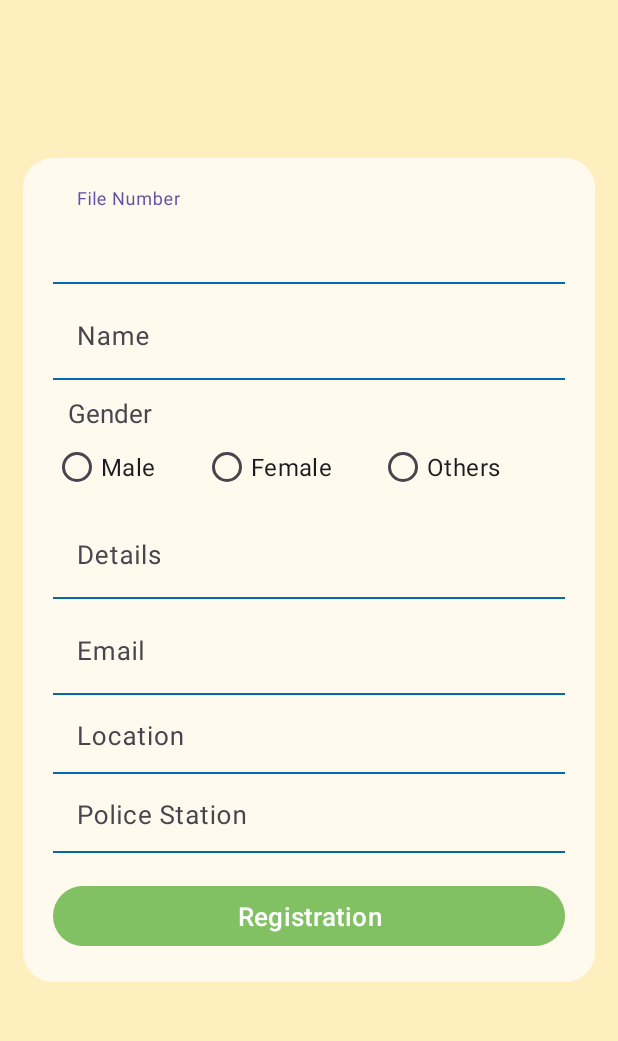
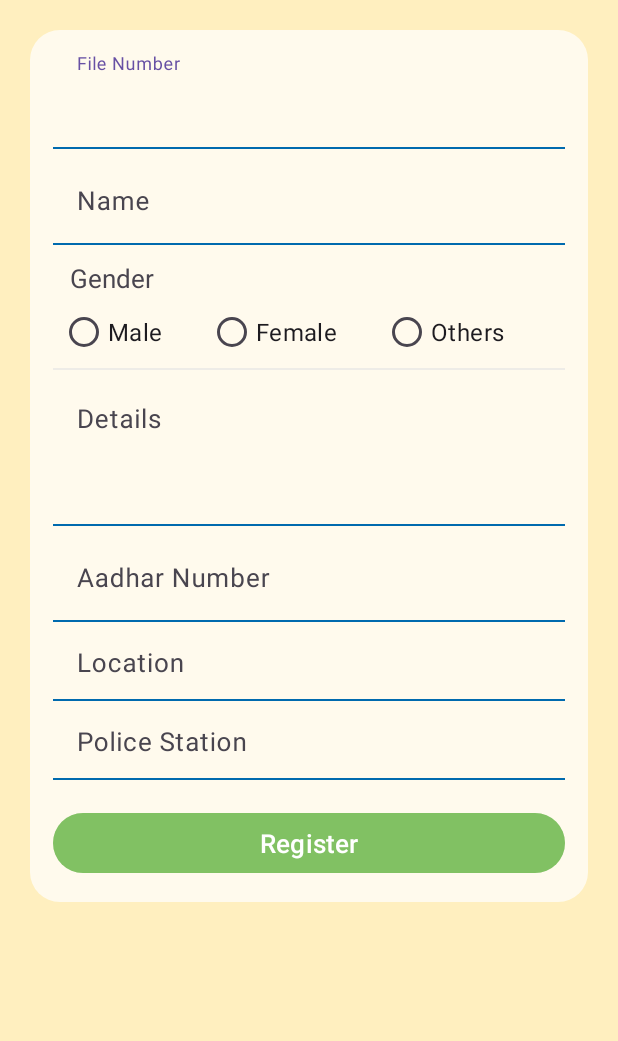
Before and after one commit to AnirbanSikdar2020/PoliceMitra, an Android app: the crime_add screen opened directly, with no data from a screen before it, on a phone screen of 412 x 824 dp, the part 96-1137 px from its top. Run offline under Robolectric (Android 15) with nearby library versions, the phone set to English and light mode, and no system bars; our stand-ins replace Firebase (no records; nobody signed in at launch, a user with empty details on screens opened directly).

Commit message:
CRIME ADD

```diff
--- a/app/src/main/java/com/example/policemitra/crime_add.java
+++ b/app/src/main/java/com/example/policemitra/crime_add.java
@@ -1,5 +1,6 @@
 package com.example.policemitra;
 
+import androidx.annotation.NonNull;
 import androidx.appcompat.app.AppCompatActivity;
 
 import android.annotation.SuppressLint;
@@ -8,26 +9,88 @@ import android.graphics.Color;
 import android.os.Bundle;
 import android.view.MotionEvent;
 import android.view.View;
+import android.widget.Button;
+import android.widget.EditText;
 import android.widget.ImageView;
+import android.widget.Toast;
+
+import com.google.android.gms.tasks.OnFailureListener;
+import com.google.android.gms.tasks.OnSuccessListener;
+import com.google.firebase.auth.FirebaseAuth;
+import com.google.firebase.auth.FirebaseUser;
+import com.google.firebase.firestore.FirebaseFirestore;
+
+import java.util.HashMap;
 
 public class crime_add extends AppCompatActivity {
 
     ImageView back;
+    EditText fNumber, name, details, aadhar, location, ps;
+    FirebaseFirestore db = FirebaseFirestore.getInstance();
+    Button reg;
+    FirebaseAuth mAuth;
+    loader loader;
+
     @SuppressLint("ClickableViewAccessibility")
     @Override
     protected void onCreate(Bundle savedInstanceState) {
         super.onCreate(savedInstanceState);
         setContentView(R.layout.activity_crime_add);
+        fNumber = findViewById(R.id.F_Number);
+        name = findViewById(R.id.name);
+        details = findViewById(R.id.details);
+        aadhar = findViewById(R.id.aadhar);
+        location = findViewById(R.id.location);
+        ps = findViewById(R.id.police_station);
+        reg = findViewById(R.id.Registration);
+        loader = new loader(crime_add.this);
+        back = findViewById(R.id.back);
+        reg.setOnClickListener(new View.OnClickListener() {
+            @Override
+            public void onClick(View v) {
+                loader.loaderShow();
+                HashMap<String, Object> crimeDetails = new HashMap<>();
+                crimeDetails.put("File Number", fNumber.getText().toString());
+                crimeDetails.put("Name", name.getText().toString());
+                crimeDetails.put("Details", details.getText().toString());
+                crimeDetails.put("Aadhar", aadhar.getText().toString());
+                crimeDetails.put("Location", location.getText().toString());
+                crimeDetails.put("Police Station", ps.getText().toString());
 
-        back = findViewById(R.id.back);
+//                crimeDetails.put("Dob", uDetails.get(5));
+//                crimeDetails.put("Password", uDetails.get(6));
+                // Add a new document with a generated ID
+                db.collection("criminalRecords")
+                        .document(fNumber.getText().toString())
+                        .set(crimeDetails)
+                        .addOnSuccessListener(new OnSuccessListener<Void>() {
+                            @Override
+                            public void onSuccess(Void unused) {
+                                loader.loaderHide();
+                                Toast.makeText(crime_add.this, "Registered",
+                                        Toast.LENGTH_SHORT).show();
+                                Intent intentLogin = new Intent(crime_add.this, crime_registration.class);
+                                startActivity(intentLogin);
+
+                            }
+                        })
+                        .addOnFailureListener(new OnFailureListener() {
+                            @Override
+                            public void onFailure(@NonNull Exception e) {
+                                loader.loaderHide();
+                                Toast.makeText(crime_add.this, "Registration failed, try again.",
+                                        Toast.LENGTH_SHORT).show();
+                            }
+                        });
+            }
+        });
         back.setOnTouchListener(new View.OnTouchListener() {
             @Override
             public boolean onTouch(View v, MotionEvent event) {
-                switch(event.getAction())
-                {
+                switch (event.getAction()) {
                     case MotionEvent.ACTION_DOWN:
                         back.setBackgroundColor(Color.parseColor("#FFDBA7"));
-                        Intent intentLogin = new Intent(crime_add.this,crime_registration.class);
+                        Intent intentLogin = new Intent(crime_add.this, crime_registration.class);
                         startActivity(intentLogin);
                         break;
                     case MotionEvent.ACTION_UP:
@@ -38,4 +101,6 @@ public class crime_add extends AppCompatActivity {
             }
         });
     }
+
+
 }
--- a/app/src/main/res/layout/activity_crime_add.xml
+++ b/app/src/main/res/layout/activity_crime_add.xml
@@ -5,20 +5,31 @@
     android:layout_height="match_parent"
     android:background="@color/purple_200"
     tools:context=".crime_add">
-    <include android:id="@+id/appbar" layout="@layout/admin_appbar_page"/>
-    <ScrollView
-        android:padding="15dp"
-        android:layout_below="@+id/appbar"
-        android:layout_width="match_parent"
-        android:layout_height="match_parent">
+
+    <include
+        android:id="@+id/appbar"
+        layout="@layout/admin_appbar_page" />
 
     <LinearLayout
         android:layout_width="match_parent"
         android:layout_height="wrap_content"
+        android:layout_below="@+id/appbar"
         android:layout_gravity="center"
+        android:layout_margin="20dp"
         android:background="@drawable/logindiv"
-            android:orientation="vertical"
-            android:padding="20dp">
+        android:orientation="vertical">
+
+        <ScrollView
+            android:layout_width="match_parent"
+            android:layout_height="match_parent"
+
+            android:padding="15dp">
+
+            <LinearLayout
+                android:layout_width="match_parent"
+                android:layout_height="match_parent"
+                android:orientation="vertical">
+
                 <com.google.android.material.textfield.TextInputLayout
                     android:id="@+id/textInputFileNumber"
                     android:layout_width="match_parent"
@@ -26,7 +37,6 @@
 
                     <EditText
                         android:id="@+id/F_Number"
-
                         android:layout_width="match_parent"
                         android:layout_height="wrap_content"
                         android:layout_gravity="center"
@@ -35,14 +45,14 @@
                         android:inputType="text"
                         android:textSize="17sp" />
                 </com.google.android.material.textfield.TextInputLayout>
+
                 <com.google.android.material.textfield.TextInputLayout
-                android:id="@+id/textInputAadhar"
+                    android:id="@+id/textInputName"
                     android:layout_width="match_parent"
                     android:layout_height="wrap_content">
 
                     <EditText
                         android:id="@+id/name"
-
                         android:layout_width="match_parent"
                         android:layout_height="wrap_content"
                         android:layout_gravity="center"
@@ -51,6 +61,7 @@
                         android:inputType="text"
                         android:textSize="17sp" />
                 </com.google.android.material.textfield.TextInputLayout>
+
                 <com.google.android.material.textfield.TextInputLayout
                     android:id="@+id/textInputGender"
                     android:layout_width="match_parent"
@@ -59,7 +70,7 @@
                     <TextView
                         android:layout_width="wrap_content"
                         android:layout_height="wrap_content"
-                    android:layout_marginLeft="10dp"
+                        android:layout_marginLeft="11dp"
                         android:layout_marginTop="10dp"
                         android:text="Gender"
                         android:textSize="17sp" />
@@ -69,6 +80,7 @@
                         android:layout_width="match_parent"
                         android:layout_height="wrap_content"
                         android:layout_gravity="center"
+                        android:layout_marginLeft="3dp"
                         android:orientation="horizontal"
                         android:weightSum="100">
 
@@ -98,8 +110,15 @@
                     </RadioGroup>
                 </com.google.android.material.textfield.TextInputLayout>
 
+                <View
+                    android:id="@+id/divider"
+                    android:layout_width="match_parent"
+                    android:layout_height="1dp"
+                    android:layout_below="@+id/searchBar"
+                    android:background="@color/divider" />
+
                 <com.google.android.material.textfield.TextInputLayout
-                android:id="@+id/textInputName"
+                    android:id="@+id/textInputDetails"
                     android:layout_width="match_parent"
                     android:layout_height="wrap_content">
 
@@ -109,23 +128,42 @@
                         android:layout_height="wrap_content"
                         android:layout_gravity="center"
                         android:background="@drawable/textbox"
+                        android:gravity="top|start"
                         android:hint="Details"
-                    android:inputType="text"
+                        android:inputType="textMultiLine"
+                        android:lines="3"
+                        android:maxLines="10"
+                        android:scrollbars="vertical"
                         android:textSize="17sp" />
                 </com.google.android.material.textfield.TextInputLayout>
 
+                <!--            <com.google.android.material.textfield.TextInputLayout-->
+                <!--                android:id="@+id/textInputEmail"-->
+                <!--                android:layout_width="match_parent"-->
+                <!--                android:layout_height="wrap_content">-->
+
+                <!--                <EditText-->
+                <!--                    android:id="@+id/Email"-->
+                <!--                    android:layout_width="match_parent"-->
+                <!--                    android:layout_height="wrap_content"-->
+                <!--                    android:layout_gravity="center"-->
+                <!--                    android:background="@drawable/textbox"-->
+                <!--                    android:hint="Email"-->
+                <!--                    android:inputType="text"-->
+                <!--                    android:textSize="17sp" />-->
+                <!--            </com.google.android.material.textfield.TextInputLayout>-->
                 <com.google.android.material.textfield.TextInputLayout
-                android:id="@+id/textInputPhone"
+                    android:id="@+id/textInputAadhar"
                     android:layout_width="match_parent"
                     android:layout_height="wrap_content">
 
                     <EditText
-                    android:id="@+id/Email"
+                        android:id="@+id/aadhar"
                         android:layout_width="match_parent"
                         android:layout_height="wrap_content"
                         android:layout_gravity="center"
                         android:background="@drawable/textbox"
-                    android:hint="Email"
+                        android:hint="Aadhar Number"
                         android:inputType="text"
                         android:textSize="17sp" />
                 </com.google.android.material.textfield.TextInputLayout>
@@ -134,8 +172,6 @@
                     android:id="@+id/textInputLocation"
                     android:layout_width="match_parent"
                     android:layout_height="wrap_content">
-
-
 
                     <EditText
                         android:id="@+id/location"
@@ -150,12 +186,11 @@
                         android:paddingBottom="13dp"
                         android:textSize="17sp" />
                 </com.google.android.material.textfield.TextInputLayout>
+
                 <com.google.android.material.textfield.TextInputLayout
-                android:id="@+id/textInputEmail"
+                    android:id="@+id/textInputPoliceStation"
                     android:layout_width="match_parent"
                     android:layout_height="wrap_content">
-
-
 
                     <EditText
                         android:id="@+id/police_station"
@@ -171,10 +206,6 @@
                         android:textSize="17sp" />
                 </com.google.android.material.textfield.TextInputLayout>
 
-
-
-
-
                 <Button
                     android:id="@+id/Registration"
                     android:layout_width="match_parent"
@@ -183,9 +214,10 @@
                     android:layout_marginTop="18dp"
                     android:backgroundTint="#5B279700"
                     android:padding="6dp"
-                android:text="Registration"
+                    android:text="Register"
                     android:textAllCaps="false"
                     android:textSize="17sp" />
             </LinearLayout>
         </ScrollView>
+    </LinearLayout>
 </RelativeLayout>
--- a/app/src/main/res/layout/activity_registration.xml
+++ b/app/src/main/res/layout/activity_registration.xml
@@ -126,7 +126,7 @@
                     android:id="@+id/aadhar"
 
                     android:layout_width="match_parent"
-                    android:layout_height="47dp"
+                    android:layout_height="wrap_content"
                     android:layout_gravity="center"
                     android:background="@drawable/textbox"
                     android:hint="Aadhar Number"
```
Lines whose indentation alone changed are shown as unchanged.
